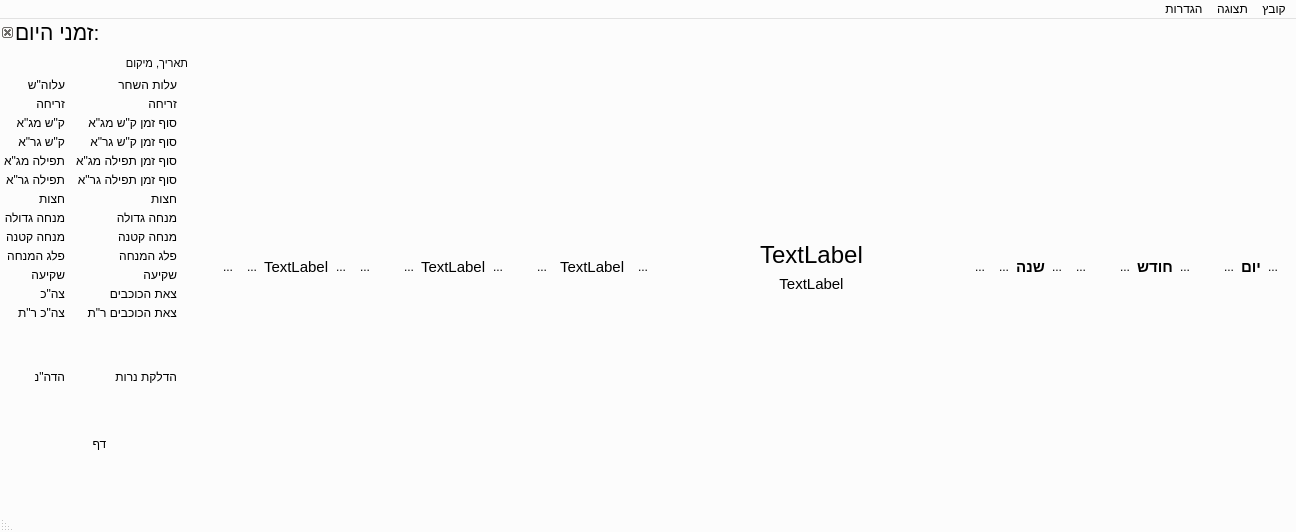
This is mainwindow.ui in MosheWagner/luach as Qt 5 draws it before an edit. The edited form follows.
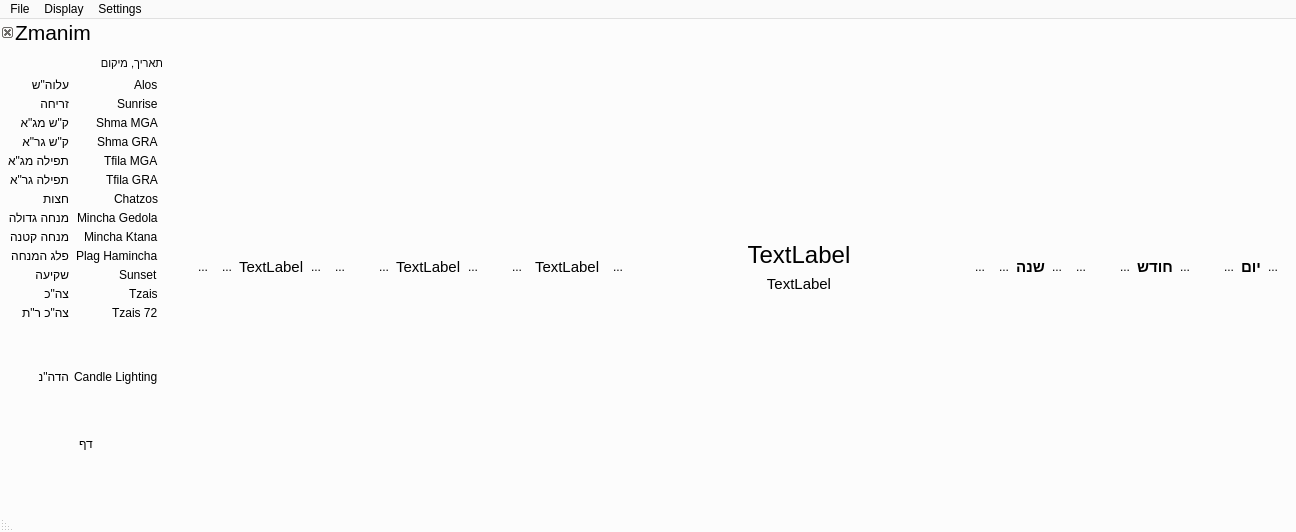
This is the edited form. Icons and pictures are not drawn.

```diff
--- a/mainwindow.ui
+++ b/mainwindow.ui
@@ -449,7 +449,7 @@
      <number>0</number>
     </property>
     <item>
-     <layout class="QGridLayout" name="gridLayout_2" columnstretch="100,100,100,100,100,100,100">
+     <layout class="QGridLayout" name="gridLayout_2" columnstretch="100,0,0,0,0,0,0">
       <property name="horizontalSpacing">
        <number>20</number>
       </property>
@@ -804,73 +804,6 @@
         </item>
        </layout>
       </item>
-      <item row="0" column="5">
-       <layout class="QHBoxLayout" name="horizontalLayout_5">
-        <property name="spacing">
-         <number>0</number>
-        </property>
-        <property name="leftMargin">
-         <number>0</number>
-        </property>
-        <item>
-         <widget class="QToolButton" name="backgmonthBTN">
-          <property name="focusPolicy">
-           <enum>Qt::NoFocus</enum>
-          </property>
-          <property name="text">
-           <string>...</string>
-          </property>
-          <property name="icon">
-           <iconset resource="Luach.qrc">
-            <normaloff>:/Icons/arrow-right.png</normaloff>:/Icons/arrow-right.png</iconset>
-          </property>
-          <property name="autoRaise">
-           <bool>true</bool>
-          </property>
-         </widget>
-        </item>
-        <item>
-         <widget class="QLabel" name="engmonthlbl">
-          <property name="sizePolicy">
-           <sizepolicy hsizetype="Maximum" vsizetype="Maximum">
-            <horstretch>0</horstretch>
-            <verstretch>0</verstretch>
-           </sizepolicy>
-          </property>
-          <property name="font">
-           <font>
-            <pointsize>11</pointsize>
-            <weight>50</weight>
-            <bold>false</bold>
-           </font>
-          </property>
-          <property name="layoutDirection">
-           <enum>Qt::LeftToRight</enum>
-          </property>
-          <property name="text">
-           <string>TextLabel</string>
-          </property>
-         </widget>
-        </item>
-        <item>
-         <widget class="QToolButton" name="nextgmonthBTN">
-          <property name="focusPolicy">
-           <enum>Qt::NoFocus</enum>
-          </property>
-          <property name="text">
-           <string>...</string>
-          </property>
-          <property name="icon">
-           <iconset resource="Luach.qrc">
-            <normaloff>:/Icons/arrow-left.png</normaloff>:/Icons/arrow-left.png</iconset>
-          </property>
-          <property name="autoRaise">
-           <bool>true</bool>
-          </property>
-         </widget>
-        </item>
-       </layout>
-      </item>
       <item row="0" column="6">
        <layout class="QHBoxLayout" name="horizontalLayout_6">
         <property name="spacing">
@@ -972,6 +905,73 @@
         </item>
        </layout>
       </item>
+      <item row="0" column="5">
+       <layout class="QHBoxLayout" name="horizontalLayout_5">
+        <property name="spacing">
+         <number>0</number>
+        </property>
+        <property name="leftMargin">
+         <number>0</number>
+        </property>
+        <item>
+         <widget class="QToolButton" name="backgmonthBTN">
+          <property name="focusPolicy">
+           <enum>Qt::NoFocus</enum>
+          </property>
+          <property name="text">
+           <string>...</string>
+          </property>
+          <property name="icon">
+           <iconset resource="Luach.qrc">
+            <normaloff>:/Icons/arrow-right.png</normaloff>:/Icons/arrow-right.png</iconset>
+          </property>
+          <property name="autoRaise">
+           <bool>true</bool>
+          </property>
+         </widget>
+        </item>
+        <item>
+         <widget class="QLabel" name="engmonthlbl">
+          <property name="sizePolicy">
+           <sizepolicy hsizetype="Maximum" vsizetype="Maximum">
+            <horstretch>0</horstretch>
+            <verstretch>0</verstretch>
+           </sizepolicy>
+          </property>
+          <property name="font">
+           <font>
+            <pointsize>11</pointsize>
+            <weight>50</weight>
+            <bold>false</bold>
+           </font>
+          </property>
+          <property name="layoutDirection">
+           <enum>Qt::LeftToRight</enum>
+          </property>
+          <property name="text">
+           <string>TextLabel</string>
+          </property>
+         </widget>
+        </item>
+        <item>
+         <widget class="QToolButton" name="nextgmonthBTN">
+          <property name="focusPolicy">
+           <enum>Qt::NoFocus</enum>
+          </property>
+          <property name="text">
+           <string>...</string>
+          </property>
+          <property name="icon">
+           <iconset resource="Luach.qrc">
+            <normaloff>:/Icons/arrow-left.png</normaloff>:/Icons/arrow-left.png</iconset>
+          </property>
+          <property name="autoRaise">
+           <bool>true</bool>
+          </property>
+         </widget>
+        </item>
+       </layout>
+      </item>
      </layout>
     </item>
     <item>
@@ -1001,18 +1001,433 @@
      <x>0</x>
      <y>0</y>
      <width>1296</width>
-     <height>29</height>
+     <height>28</height>
     </rect>
    </property>
+   <property name="palette">
+    <palette>
+     <active>
+      <colorrole role="WindowText">
+       <brush brushstyle="SolidPattern">
+        <color alpha="255">
+         <red>0</red>
+         <green>0</green>
+         <blue>0</blue>
+        </color>
+       </brush>
+      </colorrole>
+      <colorrole role="Button">
+       <brush brushstyle="SolidPattern">
+        <color alpha="255">
+         <red>250</red>
+         <green>250</green>
+         <blue>250</blue>
+        </color>
+       </brush>
+      </colorrole>
+      <colorrole role="Light">
+       <brush brushstyle="SolidPattern">
+        <color alpha="255">
+         <red>255</red>
+         <green>255</green>
+         <blue>255</blue>
+        </color>
+       </brush>
+      </colorrole>
+      <colorrole role="Midlight">
+       <brush brushstyle="SolidPattern">
+        <color alpha="255">
+         <red>252</red>
+         <green>252</green>
+         <blue>252</blue>
+        </color>
+       </brush>
+      </colorrole>
+      <colorrole role="Dark">
+       <brush brushstyle="SolidPattern">
+        <color alpha="255">
+         <red>125</red>
+         <green>125</green>
+         <blue>125</blue>
+        </color>
+       </brush>
+      </colorrole>
+      <colorrole role="Mid">
+       <brush brushstyle="SolidPattern">
+        <color alpha="255">
+         <red>167</red>
+         <green>167</green>
+         <blue>167</blue>
+        </color>
+       </brush>
+      </colorrole>
+      <colorrole role="Text">
+       <brush brushstyle="SolidPattern">
+        <color alpha="255">
+         <red>0</red>
+         <green>0</green>
+         <blue>0</blue>
+        </color>
+       </brush>
+      </colorrole>
+      <colorrole role="BrightText">
+       <brush brushstyle="SolidPattern">
+        <color alpha="255">
+         <red>255</red>
+         <green>255</green>
+         <blue>255</blue>
+        </color>
+       </brush>
+      </colorrole>
+      <colorrole role="ButtonText">
+       <brush brushstyle="SolidPattern">
+        <color alpha="255">
+         <red>0</red>
+         <green>0</green>
+         <blue>0</blue>
+        </color>
+       </brush>
+      </colorrole>
+      <colorrole role="Base">
+       <brush brushstyle="SolidPattern">
+        <color alpha="255">
+         <red>255</red>
+         <green>255</green>
+         <blue>255</blue>
+        </color>
+       </brush>
+      </colorrole>
+      <colorrole role="Window">
+       <brush brushstyle="SolidPattern">
+        <color alpha="255">
+         <red>250</red>
+         <green>250</green>
+         <blue>250</blue>
+        </color>
+       </brush>
+      </colorrole>
+      <colorrole role="Shadow">
+       <brush brushstyle="SolidPattern">
+        <color alpha="255">
+         <red>0</red>
+         <green>0</green>
+         <blue>0</blue>
+        </color>
+       </brush>
+      </colorrole>
+      <colorrole role="AlternateBase">
+       <brush brushstyle="SolidPattern">
+        <color alpha="255">
+         <red>252</red>
+         <green>252</green>
+         <blue>252</blue>
+        </color>
+       </brush>
+      </colorrole>
+      <colorrole role="ToolTipBase">
+       <brush brushstyle="SolidPattern">
+        <color alpha="255">
+         <red>255</red>
+         <green>255</green>
+         <blue>220</blue>
+        </color>
+       </brush>
+      </colorrole>
+      <colorrole role="ToolTipText">
+       <brush brushstyle="SolidPattern">
+        <color alpha="255">
+         <red>0</red>
+         <green>0</green>
+         <blue>0</blue>
+        </color>
+       </brush>
+      </colorrole>
+     </active>
+     <inactive>
+      <colorrole role="WindowText">
+       <brush brushstyle="SolidPattern">
+        <color alpha="255">
+         <red>0</red>
+         <green>0</green>
+         <blue>0</blue>
+        </color>
+       </brush>
+      </colorrole>
+      <colorrole role="Button">
+       <brush brushstyle="SolidPattern">
+        <color alpha="255">
+         <red>250</red>
+         <green>250</green>
+         <blue>250</blue>
+        </color>
+       </brush>
+      </colorrole>
+      <colorrole role="Light">
+       <brush brushstyle="SolidPattern">
+        <color alpha="255">
+         <red>255</red>
+         <green>255</green>
+         <blue>255</blue>
+        </color>
+       </brush>
+      </colorrole>
+      <colorrole role="Midlight">
+       <brush brushstyle="SolidPattern">
+        <color alpha="255">
+         <red>252</red>
+         <green>252</green>
+         <blue>252</blue>
+        </color>
+       </brush>
+      </colorrole>
+      <colorrole role="Dark">
+       <brush brushstyle="SolidPattern">
+        <color alpha="255">
+         <red>125</red>
+         <green>125</green>
+         <blue>125</blue>
+        </color>
+       </brush>
+      </colorrole>
+      <colorrole role="Mid">
+       <brush brushstyle="SolidPattern">
+        <color alpha="255">
+         <red>167</red>
+         <green>167</green>
+         <blue>167</blue>
+        </color>
+       </brush>
+      </colorrole>
+      <colorrole role="Text">
+       <brush brushstyle="SolidPattern">
+        <color alpha="255">
+         <red>0</red>
+         <green>0</green>
+         <blue>0</blue>
+        </color>
+       </brush>
+      </colorrole>
+      <colorrole role="BrightText">
+       <brush brushstyle="SolidPattern">
+        <color alpha="255">
+         <red>255</red>
+         <green>255</green>
+         <blue>255</blue>
+        </color>
+       </brush>
+      </colorrole>
+      <colorrole role="ButtonText">
+       <brush brushstyle="SolidPattern">
+        <color alpha="255">
+         <red>0</red>
+         <green>0</green>
+         <blue>0</blue>
+        </color>
+       </brush>
+      </colorrole>
+      <colorrole role="Base">
+       <brush brushstyle="SolidPattern">
+        <color alpha="255">
+         <red>255</red>
+         <green>255</green>
+         <blue>255</blue>
+        </color>
+       </brush>
+      </colorrole>
+      <colorrole role="Window">
+       <brush brushstyle="SolidPattern">
+        <color alpha="255">
+         <red>250</red>
+         <green>250</green>
+         <blue>250</blue>
+        </color>
+       </brush>
+      </colorrole>
+      <colorrole role="Shadow">
+       <brush brushstyle="SolidPattern">
+        <color alpha="255">
+         <red>0</red>
+         <green>0</green>
+         <blue>0</blue>
+        </color>
+       </brush>
+      </colorrole>
+      <colorrole role="AlternateBase">
+       <brush brushstyle="SolidPattern">
+        <color alpha="255">
+         <red>252</red>
+         <green>252</green>
+         <blue>252</blue>
+        </color>
+       </brush>
+      </colorrole>
+      <colorrole role="ToolTipBase">
+       <brush brushstyle="SolidPattern">
+        <color alpha="255">
+         <red>255</red>
+         <green>255</green>
+         <blue>220</blue>
+        </color>
+       </brush>
+      </colorrole>
+      <colorrole role="ToolTipText">
+       <brush brushstyle="SolidPattern">
+        <color alpha="255">
+         <red>0</red>
+         <green>0</green>
+         <blue>0</blue>
+        </color>
+       </brush>
+      </colorrole>
+     </inactive>
+     <disabled>
+      <colorrole role="WindowText">
+       <brush brushstyle="SolidPattern">
+        <color alpha="255">
+         <red>125</red>
+         <green>125</green>
+         <blue>125</blue>
+        </color>
+       </brush>
+      </colorrole>
+      <colorrole role="Button">
+       <brush brushstyle="SolidPattern">
+        <color alpha="255">
+         <red>250</red>
+         <green>250</green>
+         <blue>250</blue>
+        </color>
+       </brush>
+      </colorrole>
+      <colorrole role="Light">
+       <brush brushstyle="SolidPattern">
+        <color alpha="255">
+         <red>255</red>
+         <green>255</green>
+         <blue>255</blue>
+        </color>
+       </brush>
+      </colorrole>
+      <colorrole role="Midlight">
+       <brush brushstyle="SolidPattern">
+        <color alpha="255">
+         <red>252</red>
+         <green>252</green>
+         <blue>252</blue>
+        </color>
+       </brush>
+      </colorrole>
+      <colorrole role="Dark">
+       <brush brushstyle="SolidPattern">
+        <color alpha="255">
+         <red>125</red>
+         <green>125</green>
+         <blue>125</blue>
+        </color>
+       </brush>
+      </colorrole>
+      <colorrole role="Mid">
+       <brush brushstyle="SolidPattern">
+        <color alpha="255">
+         <red>167</red>
+         <green>167</green>
+         <blue>167</blue>
+        </color>
+       </brush>
+      </colorrole>
+      <colorrole role="Text">
+       <brush brushstyle="SolidPattern">
+        <color alpha="255">
+         <red>125</red>
+         <green>125</green>
+         <blue>125</blue>
+        </color>
+       </brush>
+      </colorrole>
+      <colorrole role="BrightText">
+       <brush brushstyle="SolidPattern">
+        <color alpha="255">
+         <red>255</red>
+         <green>255</green>
+         <blue>255</blue>
+        </color>
+       </brush>
+      </colorrole>
+      <colorrole role="ButtonText">
+       <brush brushstyle="SolidPattern">
+        <color alpha="255">
+         <red>125</red>
+         <green>125</green>
+         <blue>125</blue>
+        </color>
+       </brush>
+      </colorrole>
+      <colorrole role="Base">
+       <brush brushstyle="SolidPattern">
+        <color alpha="255">
+         <red>250</red>
+         <green>250</green>
+         <blue>250</blue>
+        </color>
+       </brush>
+      </colorrole>
+      <colorrole role="Window">
+       <brush brushstyle="SolidPattern">
+        <color alpha="255">
+         <red>250</red>
+         <green>250</green>
+         <blue>250</blue>
+        </color>
+       </brush>
+      </colorrole>
+      <colorrole role="Shadow">
+       <brush brushstyle="SolidPattern">
+        <color alpha="255">
+         <red>0</red>
+         <green>0</green>
+         <blue>0</blue>
+        </color>
+       </brush>
+      </colorrole>
+      <colorrole role="AlternateBase">
+       <brush brushstyle="SolidPattern">
+        <color alpha="255">
+         <red>250</red>
+         <green>250</green>
+         <blue>250</blue>
+        </color>
+       </brush>
+      </colorrole>
+      <colorrole role="ToolTipBase">
+       <brush brushstyle="SolidPattern">
+        <color alpha="255">
+         <red>255</red>
+         <green>255</green>
+         <blue>220</blue>
+        </color>
+       </brush>
+      </colorrole>
+      <colorrole role="ToolTipText">
+       <brush brushstyle="SolidPattern">
+        <color alpha="255">
+         <red>0</red>
+         <green>0</green>
+         <blue>0</blue>
+        </color>
+       </brush>
+      </colorrole>
+     </disabled>
+    </palette>
+   </property>
    <property name="layoutDirection">
-    <enum>Qt::RightToLeft</enum>
+    <enum>Qt::LeftToRight</enum>
    </property>
    <widget class="QMenu" name="menu">
     <property name="layoutDirection">
      <enum>Qt::RightToLeft</enum>
     </property>
     <property name="title">
-     <string>הגדרות</string>
+     <string>Settings</string>
     </property>
     <addaction name="changelocationaction"/>
    </widget>
@@ -1021,7 +1436,7 @@
      <enum>Qt::RightToLeft</enum>
     </property>
     <property name="title">
-     <string>קובץ</string>
+     <string>File</string>
     </property>
     <addaction name="aboutaction"/>
     <addaction name="printaction"/>
@@ -1033,7 +1448,7 @@
      <enum>Qt::RightToLeft</enum>
     </property>
     <property name="title">
-     <string>תצוגה</string>
+     <string>Display</string>
     </property>
     <addaction name="gdateaction"/>
     <addaction name="zmanimpanelaction"/>
@@ -1065,7 +1480,7 @@
     <set>Qt::LeftDockWidgetArea</set>
    </property>
    <property name="windowTitle">
-    <string>זמני היום:</string>
+    <string>Zmanim</string>
    </property>
    <attribute name="dockWidgetArea">
     <number>1</number>
@@ -1081,6 +1496,9 @@
      <property name="spacing">
       <number>8</number>
      </property>
+     <property name="leftMargin">
+      <number>9</number>
+     </property>
      <item>
       <widget class="QLabel" name="dayandlocationlbl">
        <property name="font">
@@ -1105,7 +1523,7 @@
         <set>Qt::AlignRight|Qt::AlignTop|Qt::AlignTrailing</set>
        </property>
        <property name="horizontalSpacing">
-        <number>11</number>
+        <number>5</number>
        </property>
        <property name="verticalSpacing">
         <number>5</number>
@@ -1138,7 +1556,7 @@
           <enum>Qt::RightToLeft</enum>
          </property>
          <property name="text">
-          <string>עלות השחר</string>
+          <string>Alos</string>
          </property>
          <property name="alignment">
           <set>Qt::AlignJustify|Qt::AlignVCenter</set>
@@ -1196,7 +1614,7 @@
           <enum>Qt::RightToLeft</enum>
          </property>
          <property name="text">
-          <string>זריחה</string>
+          <string>Sunrise</string>
          </property>
          <property name="alignment">
           <set>Qt::AlignJustify|Qt::AlignVCenter</set>
@@ -1257,7 +1675,7 @@
           <enum>Qt::RightToLeft</enum>
          </property>
          <property name="text">
-          <string>סוף זמן ק&quot;ש מג&quot;א</string>
+          <string>Shma MGA</string>
          </property>
          <property name="alignment">
           <set>Qt::AlignJustify|Qt::AlignVCenter</set>
@@ -1315,7 +1733,7 @@
           <enum>Qt::RightToLeft</enum>
          </property>
          <property name="text">
-          <string>סוף זמן ק&quot;ש גר&quot;א</string>
+          <string>Shma GRA</string>
          </property>
          <property name="alignment">
           <set>Qt::AlignJustify|Qt::AlignVCenter</set>
@@ -1373,7 +1791,7 @@
           <enum>Qt::RightToLeft</enum>
          </property>
          <property name="text">
-          <string>סוף זמן תפילה מג&quot;א</string>
+          <string>Tfila MGA</string>
          </property>
          <property name="alignment">
           <set>Qt::AlignJustify|Qt::AlignVCenter</set>
@@ -1431,7 +1849,7 @@
           <enum>Qt::RightToLeft</enum>
          </property>
          <property name="text">
-          <string>סוף זמן תפילה גר&quot;א</string>
+          <string>Tfila GRA</string>
          </property>
          <property name="alignment">
           <set>Qt::AlignJustify|Qt::AlignVCenter</set>
@@ -1489,7 +1907,7 @@
           <enum>Qt::RightToLeft</enum>
          </property>
          <property name="text">
-          <string>חצות</string>
+          <string>Chatzos</string>
          </property>
          <property name="alignment">
           <set>Qt::AlignJustify|Qt::AlignVCenter</set>
@@ -1547,7 +1965,7 @@
           <enum>Qt::RightToLeft</enum>
          </property>
          <property name="text">
-          <string>מנחה גדולה</string>
+          <string>Mincha Gedola</string>
          </property>
          <property name="alignment">
           <set>Qt::AlignJustify|Qt::AlignVCenter</set>
@@ -1605,7 +2023,7 @@
           <enum>Qt::RightToLeft</enum>
          </property>
          <property name="text">
-          <string>מנחה קטנה</string>
+          <string>Mincha Ktana</string>
          </property>
          <property name="alignment">
           <set>Qt::AlignJustify|Qt::AlignVCenter</set>
@@ -1663,7 +2081,7 @@
           <enum>Qt::RightToLeft</enum>
          </property>
          <property name="text">
-          <string>פלג המנחה</string>
+          <string>Plag Hamincha</string>
          </property>
          <property name="alignment">
           <set>Qt::AlignJustify|Qt::AlignVCenter</set>
@@ -1721,7 +2139,7 @@
           <enum>Qt::RightToLeft</enum>
          </property>
          <property name="text">
-          <string>שקיעה</string>
+          <string>Sunset</string>
          </property>
          <property name="alignment">
           <set>Qt::AlignJustify|Qt::AlignVCenter</set>
@@ -1779,7 +2197,7 @@
           <enum>Qt::RightToLeft</enum>
          </property>
          <property name="text">
-          <string>צאת הכוכבים</string>
+          <string>Tzais</string>
          </property>
          <property name="alignment">
           <set>Qt::AlignJustify|Qt::AlignVCenter</set>
@@ -1837,7 +2255,7 @@
           <enum>Qt::RightToLeft</enum>
          </property>
          <property name="text">
-          <string>צאת הכוכבים ר&quot;ת</string>
+          <string>Tzais 72</string>
          </property>
          <property name="alignment">
           <set>Qt::AlignJustify|Qt::AlignVCenter</set>
@@ -1899,7 +2317,7 @@
           </font>
          </property>
          <property name="text">
-          <string>הדלקת נרות</string>
+          <string>Candle Lighting</string>
          </property>
         </widget>
        </item>
```
Left out of the diff: 1272 changed lines with no effect on the pictures.
